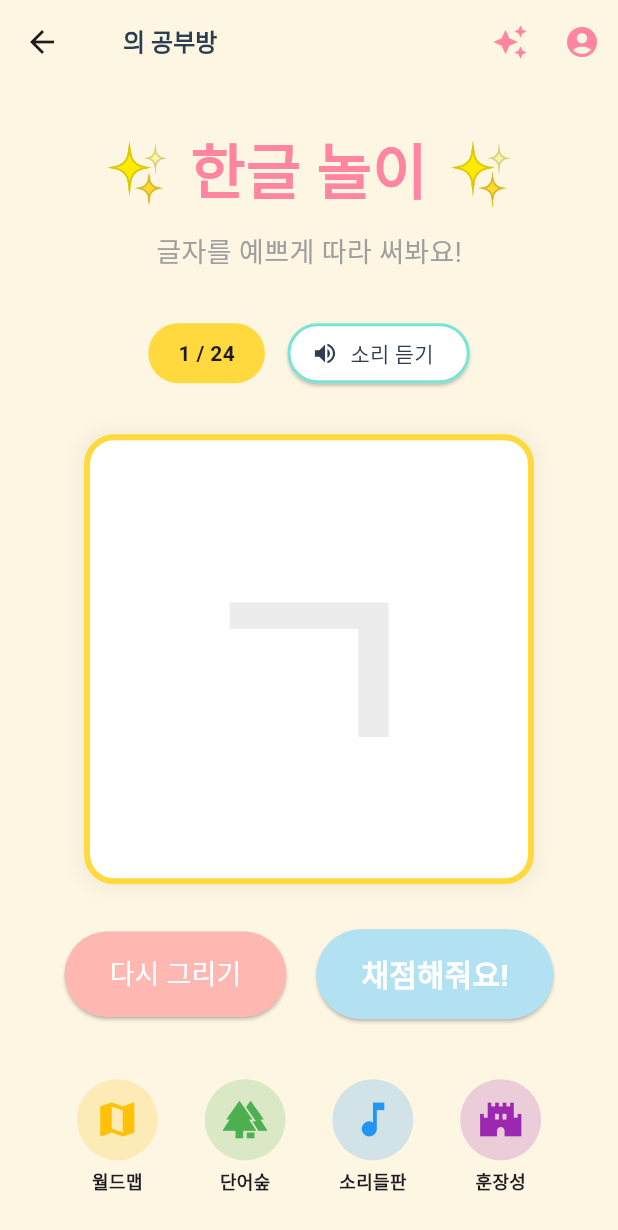
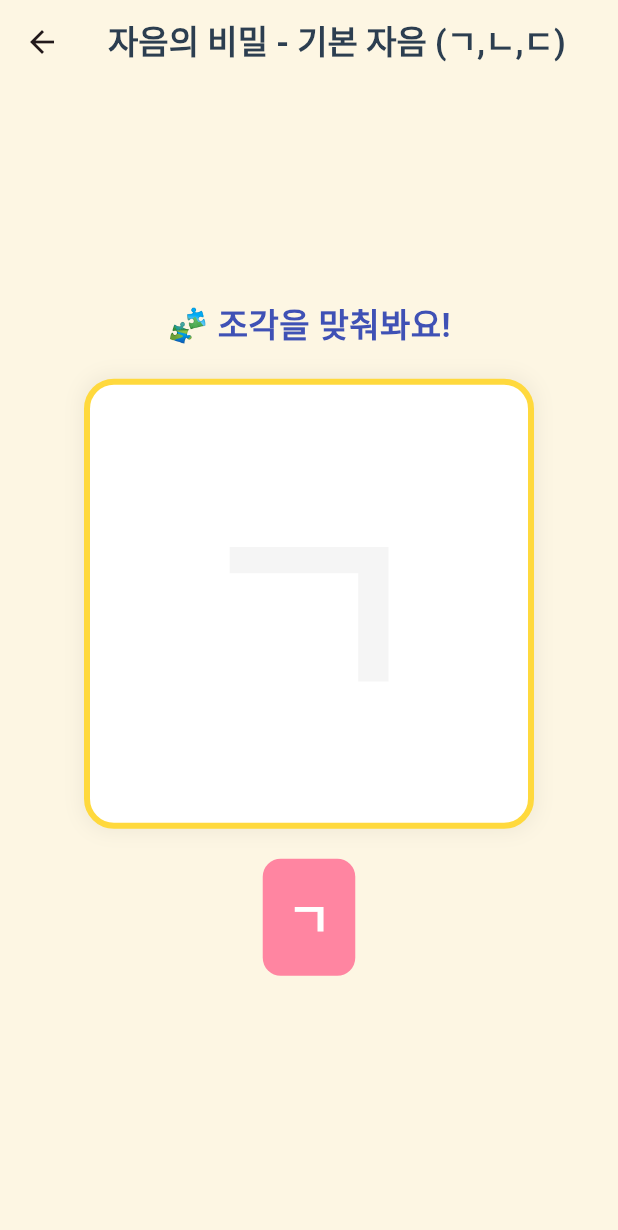
Before and after one commit to gasbugs/hangul-play, a Flutter app: the screen it shows once a user with an empty profile is signed in, after a tap on "마법 캔버스", on a phone screen of 412 x 824 dp. Shown: the top 1230 px of the screen. Run offline on Flutter 3.47's test engine with Material 3 defaults, Android fonts, the phone set to English and light mode, and no system bars; our stand-ins replace cloud_firestore, confetti, firebase_auth, firebase_core, flutter_tts, google_fonts and 1 more; accounts and stored records are empty; network calls fail.

Commit message:
feat: gamify magic canvas with multi-stage levels and puzzle mode

```diff
--- /dev/null
+++ b/lib/models/stage_model.dart
@@ -0,0 +1,66 @@
+enum StageType {
+  drawing,
+  puzzle
+}
+
+class Level {
+  final String id;
+  final String title;
+  final List<String> targetChars;
+  final StageType type;
+  final bool isLocked;
+  final int stars;
+
+  Level({
+    required this.id,
+    required this.title,
+    required this.targetChars,
+    this.type = StageType.drawing,
+    this.isLocked = true,
+    this.stars = 0,
+  });
+
+  Level copyWith({bool? isLocked, int? stars}) {
+    return Level(
+      id: id,
+      title: title,
+      targetChars: targetChars,
+      type: type,
+      isLocked: isLocked ?? this.isLocked,
+      stars: stars ?? this.stars,
+    );
+  }
+}
+
+class Stage {
+  final String id;
+  final String name;
+  final List<Level> levels;
+
+  Stage({
+    required this.id,
+    required this.name,
+    required this.levels,
+  });
+}
+
+final List<Stage> hangulStages = [
+  Stage(
+    id: 'stage_1',
+    name: '자음의 비밀',
+    levels: [
+      Level(id: 'l1_1', title: '기본 자음 (ㄱ,ㄴ,ㄷ)', targetChars: ['ㄱ', 'ㄴ', 'ㄷ'], type: StageType.puzzle, isLocked: false),
+      Level(id: 'l1_2', title: '기본 자음 (ㄹ,ㅁ,ㅂ)', targetChars: ['ㄹ', 'ㅁ', 'ㅂ'], type: StageType.puzzle),
+      Level(id: 'l1_3', title: '자음 완성하기', targetChars: ['ㅅ', 'ㅇ', 'ㅈ', 'ㅊ'], type: StageType.drawing),
+    ],
+  ),
+  Stage(
+    id: 'stage_2',
+    name: '모음의 마법',
+    levels: [
+      Level(id: 'l2_1', title: '기본 모음 (ㅏ,ㅑ,ㅓ)', targetChars: ['ㅏ', 'ㅑ', 'ㅓ'], type: StageType.puzzle),
+      Level(id: 'l2_2', title: '기본 모음 (ㅕ,ㅗ,ㅛ)', targetChars: ['ㅕ', 'ㅗ', 'ㅛ'], type: StageType.puzzle),
+      Level(id: 'l2_3', title: '모음 완성하기', targetChars: ['ㅜ', 'ㅠ', 'ㅡ', 'ㅣ'], type: StageType.drawing),
+    ],
+  ),
+];
--- /dev/null
+++ b/lib/screens/magic_canvas_screen.dart
@@ -0,0 +1,136 @@
+import 'package:flutter/material.dart';
+import 'package:confetti/confetti.dart';
+import '../models/stage_model.dart';
+import '../widgets/handwriting_canvas.dart';
+import '../utils/speech_service.dart';
+import '../widgets/success_overlay.dart';
+
+class MagicCanvasScreen extends StatefulWidget {
+  const MagicCanvasScreen({super.key});
+
+  @override
+  State<MagicCanvasScreen> createState() => _MagicCanvasScreenState();
+}
+
+class _MagicCanvasScreenState extends State<MagicCanvasScreen> {
+  Stage _currentStage = hangulStages[0];
+  int _currentLevelIndex = 0;
+  int _currentCharIndex = 0;
+  bool _showSuccess = false;
+  late ConfettiController _confettiController;
+  final SpeechService _speechService = SpeechService();
+  final GlobalKey<HandwritingCanvasState> _canvasKey = GlobalKey<HandwritingCanvasState>();
+
+  double _lastScorePercentage = 0.0;
+  int _lastStars = 0;
+
+  @override
+  void initState() {
+    super.initState();
+    _confettiController = ConfettiController(duration: const Duration(seconds: 1));
+    _speechService.speak(_currentTargetChar);
+  }
+
+  String get _currentTargetChar =>
+      _currentStage.levels[_currentLevelIndex].targetChars[_currentCharIndex];
+
+  Level get _currentLevel => _currentStage.levels[_currentLevelIndex];
+
+  @override
+  void dispose() {
+    _confettiController.dispose();
+    super.dispose();
+  }
+
+  void _handleScore(int score, double percentage) {
+    _confettiController.play();
+    setState(() {
+      _showSuccess = true;
+      _lastScorePercentage = percentage;
+      _lastStars = score;
+    });
+
+    Future.delayed(const Duration(milliseconds: 2500), () {
+      if (mounted && _showSuccess) {
+        _next();
+      }
+    });
+  }
+
+  void _next() {
+    setState(() {
+      _showSuccess = false;
+      if (_currentCharIndex < _currentLevel.targetChars.length - 1) {
+        _currentCharIndex++;
+      } else if (_currentLevelIndex < _currentStage.levels.length - 1) {
+        _currentLevelIndex++;
+        _currentCharIndex = 0;
+      } else {
+        // Stage completed! Show celebration and go back to map or next stage
+        Navigator.pop(context);
+        return;
+      }
+      _canvasKey.currentState?.clear();
+    });
+    _speechService.speak(_currentTargetChar);
+  }
+
+  @override
+  Widget build(BuildContext context) {
+    return Scaffold(
+      backgroundColor: const Color(0xFFFDF6E3),
+      appBar: AppBar(
+        backgroundColor: Colors.transparent,
+        elevation: 0,
+        title: Text(
+          '${_currentStage.name} - ${_currentLevel.title}',
+          style: const TextStyle(color: Color(0xFF2C3E50), fontWeight: FontWeight.bold),
+        ),
+      ),
+      body: Stack(
+        children: [
+          SafeArea(
+            child: Center(
+              child: Column(
+                mainAxisAlignment: MainAxisAlignment.center,
+                children: [
+                   Text(
+                    _currentLevel.type == StageType.puzzle ? '🧩 조각을 맞춰봐요!' : '✍️ 예쁘게 써봐요!',
+                    style: const TextStyle(fontSize: 22, fontWeight: FontWeight.bold, color: Colors.indigo),
+                  ),
+                  const SizedBox(height: 20),
+                  HandwritingCanvas(
+                    key: _canvasKey,
+                    targetChar: _currentTargetChar,
+                    isPuzzleMode: _currentLevel.type == StageType.puzzle,
+                    onClear: () {},
+                    onComplete: _handleScore,
+                  ),
+                  const SizedBox(height: 30),
+                  if (_currentLevel.type == StageType.drawing)
+                    ElevatedButton(
+                      onPressed: () => _canvasKey.currentState?.submit(),
+                      style: ElevatedButton.styleFrom(
+                        backgroundColor: const Color(0xFFB2E2F2),
+                        padding: const EdgeInsets.symmetric(horizontal: 40, vertical: 15),
+                        shape: RoundedRectangleBorder(borderRadius: BorderRadius.circular(30)),
+                      ),
+                      child: const Text('다 썼어요!', style: TextStyle(color: Colors.white, fontSize: 20, fontWeight: FontWeight.bold)),
+                    ),
+                ],
+              ),
+            ),
+          ),
+          if (_showSuccess)
+            SuccessOverlay(
+              scorePercentage: _lastScorePercentage,
+              stars: _lastStars,
+              streak: 0, // Simplified for now
+              confettiController: _confettiController,
+              onDismiss: _next,
+            ),
+        ],
+      ),
+    );
+  }
+}
--- a/lib/screens/world_map_screen.dart
+++ b/lib/screens/world_map_screen.dart
@@ -1,5 +1,5 @@
 import 'package:flutter/material.dart';
-import 'home_screen.dart';
+import 'magic_canvas_screen.dart';
 import 'word_forest_screen.dart';
 import 'sound_meadow_screen.dart';
 import 'profile_screen.dart';
@@ -45,7 +45,7 @@ class WorldMapScreen extends StatelessWidget {
                 child: Stack(
                   children: [
                     // A simple representation of islands on a map
-                    _buildIsland(context, '마법 캔버스', Icons.edit, Colors.amber, 0.2, 0.2, const HomeScreen()),
+                    _buildIsland(context, '마법 캔버스', Icons.edit, Colors.amber, 0.2, 0.2, const MagicCanvasScreen()),
                     _buildIsland(context, '단어 숲', Icons.forest, Colors.green, 0.6, 0.1, const WordForestScreen()),
                     _buildIsland(context, '소리 들판', Icons.music_note, Colors.orange, 0.4, 0.4, const SoundMeadowScreen()),
                     _buildIsland(context, '훈장 성', Icons.castle, Colors.purple, 0.1, 0.6, const StickerBookScreen()),
--- a/lib/widgets/handwriting_canvas.dart
+++ b/lib/widgets/handwriting_canvas.dart
@@ -4,6 +4,7 @@ import 'dart:typed_data';
 
 class HandwritingCanvas extends StatefulWidget {
   final String targetChar;
+  final bool isPuzzleMode;
   final Function(int score, double percentage) onComplete;
   final VoidCallback onClear;
 
@@ -12,6 +13,7 @@ class HandwritingCanvas extends StatefulWidget {
     required this.targetChar,
     required this.onComplete,
     required this.onClear,
+    this.isPuzzleMode = false,
   });
 
   @override
@@ -20,27 +22,49 @@ class HandwritingCanvas extends StatefulWidget {
 
 class HandwritingCanvasState extends State<HandwritingCanvas> {
   final List<Offset?> _points = [];
+  bool _isSuccess = false;
+  final List<String> _puzzlePieces = [];
+  final List<String> _placedPieces = [];
+
+  @override
+  void initState() {
+    super.initState();
+    if (widget.isPuzzleMode) {
+      _puzzlePieces.addAll(widget.targetChar.split(''));
+      _puzzlePieces.shuffle();
+    }
+  }
 
   void clear() {
     setState(() {
       _points.clear();
+      _placedPieces.clear();
+      if (widget.isPuzzleMode) {
+        _puzzlePieces.clear();
+        _puzzlePieces.addAll(widget.targetChar.split(''));
+        _puzzlePieces.shuffle();
+      }
     });
     widget.onClear();
   }
 
-  // Returns {score, percentage}
   Future<Map<String, dynamic>> _calculateScore() async {
+    if (widget.isPuzzleMode) {
+      if (_placedPieces.length == widget.targetChar.length) {
+        return {'score': 3, 'percentage': 100.0};
+      }
+      return {'score': 0, 'percentage': 0.0};
+    }
+
     if (_points.isEmpty) return {'score': 0, 'percentage': 0.0};
 
     const double size = 300.0;
-    const int gridSize = 30; // 30x30 grid for comparison
+    const int gridSize = 30;
 
-    // 1. Create a bitmask for the target character
     final ui.PictureRecorder recorder = ui.PictureRecorder();
     final Canvas canvas = Canvas(recorder);
-    canvas.scale(gridSize / size); // Scale down to fit gridSize
+    canvas.scale(gridSize / size);
 
-    // Dynamic font size logic (same as build)
     double fontSize = 180.0;
     double letterSpacing = 0.0;
     if (widget.targetChar.length > 1) {
@@ -67,10 +91,9 @@ class HandwritingCanvasState extends State<HandwritingCanvas> {
     final ui.Image targetImg = await recorder.endRecording().toImage(gridSize, gridSize);
     final ByteData? targetData = await targetImg.toByteData(format: ui.ImageByteFormat.rawRgba);
 
-    // 2. Create a bitmask for the user drawing
     final ui.PictureRecorder userRecorder = ui.PictureRecorder();
     final Canvas userCanvas = Canvas(userRecorder);
-    userCanvas.scale(gridSize / size); // Scale down to fit gridSize
+    userCanvas.scale(gridSize / size);
     final userPainter = DrawingPainter(points: _points, strokeWidth: 15.0);
     userPainter.paint(userCanvas, const Size(size, size));
 
@@ -81,10 +104,9 @@ class HandwritingCanvasState extends State<HandwritingCanvas> {
 
     int matchCount = 0;
     int targetTotal = 0;
-    int extraCount = 0; // Penalize points far from the target
+    int extraCount = 0;
 
     for (int i = 0; i < gridSize * gridSize; i++) {
-      // Check alpha channel (3rd byte in RGBA)
       bool isTarget = targetData.getUint8(i * 4 + 3) > 20;
       bool isUser = userData.getUint8(i * 4 + 3) > 20;
 
@@ -99,7 +121,7 @@ class HandwritingCanvasState extends State<HandwritingCanvas> {
     if (targetTotal == 0) return {'score': 1, 'percentage': 0.0};
 
     double coverage = matchCount / targetTotal;
-    double accuracy = matchCount / (matchCount + extraCount * 0.5); // Slight penalty for messy scribbles
+    double accuracy = matchCount / (matchCount + extraCount * 0.5);
 
     double finalPercentage = (coverage * 0.7 + accuracy * 0.3) * 100 * 2.0;
     if (finalPercentage > 100.0) finalPercentage = 100.0;
@@ -118,14 +140,15 @@ class HandwritingCanvasState extends State<HandwritingCanvas> {
 
   @override
   Widget build(BuildContext context) {
-    // Dynamic font size based on text length
     double fontSize = 180.0;
     if (widget.targetChar.length > 1) {
       fontSize = 250.0 / widget.targetChar.length;
       if (fontSize > 120) fontSize = 120;
     }
 
-    return Container(
+    return Column(
+      children: [
+        Container(
           width: 300,
           height: 300,
           decoration: BoxDecoration(
@@ -134,13 +157,82 @@ class HandwritingCanvasState extends State<HandwritingCanvas> {
             border: Border.all(color: const Color(0xFFFFD93D), width: 4),
             boxShadow: [
               BoxShadow(
-            color: Colors.black.withValues(alpha: 0.05),
+                color: Colors.black.withOpacity(0.05),
                 blurRadius: 10,
                 spreadRadius: 2,
               )
             ],
           ),
-      child: GestureDetector(
+          child: widget.isPuzzleMode
+              ? _buildPuzzleTarget(fontSize)
+              : _buildDrawingCanvas(fontSize),
+        ),
+        if (widget.isPuzzleMode && _puzzlePieces.isNotEmpty) ...[
+          const SizedBox(height: 20),
+          Wrap(
+            spacing: 15,
+            runSpacing: 10,
+            children: _puzzlePieces.map((char) => _buildDraggablePiece(char)).toList(),
+          ),
+        ],
+      ],
+    );
+  }
+
+  Widget _buildPuzzleTarget(double fontSize) {
+    return DragTarget<String>(
+      onWillAccept: (data) => data == widget.targetChar[_placedPieces.length],
+      onAccept: (data) {
+        setState(() {
+          _placedPieces.add(data);
+          _puzzlePieces.remove(data);
+        });
+        if (_placedPieces.length == widget.targetChar.length) {
+          submit();
+        }
+      },
+      builder: (context, candidateData, rejectedData) {
+        return Stack(
+          children: [
+            Center(
+              child: Text(
+                widget.targetChar,
+                textAlign: TextAlign.center,
+                style: TextStyle(
+                  fontSize: fontSize,
+                  fontWeight: FontWeight.bold,
+                  color: Colors.grey.withOpacity(0.1),
+                  letterSpacing: widget.targetChar.length > 1 ? 4.0 : 0.0,
+                ),
+              ),
+            ),
+            Center(
+              child: Text(
+                _placedPieces.join(''),
+                textAlign: TextAlign.center,
+                style: TextStyle(
+                  fontSize: fontSize,
+                  fontWeight: FontWeight.bold,
+                  color: const Color(0xFF2C3E50),
+                  letterSpacing: widget.targetChar.length > 1 ? 4.0 : 0.0,
+                ),
+              ),
+            ),
+            if (candidateData.isNotEmpty)
+              Container(
+                decoration: BoxDecoration(
+                  color: Colors.yellow.withOpacity(0.1),
+                  borderRadius: BorderRadius.circular(16),
+                ),
+              ),
+          ],
+        );
+      },
+    );
+  }
+
+  Widget _buildDrawingCanvas(double fontSize) {
+    return GestureDetector(
       onPanUpdate: (details) {
         setState(() {
           RenderBox renderBox = context.findRenderObject() as RenderBox;
@@ -152,7 +244,6 @@ class HandwritingCanvasState extends State<HandwritingCanvas> {
       },
       child: Stack(
         children: [
-            // Guide Character
           Center(
             child: Text(
               widget.targetChar,
@@ -160,18 +251,56 @@ class HandwritingCanvasState extends State<HandwritingCanvas> {
               style: TextStyle(
                 fontSize: fontSize,
                 fontWeight: FontWeight.bold,
-                  color: Colors.grey.withValues(alpha: 0.2),
+                color: Colors.grey.withOpacity(0.2),
                 letterSpacing: widget.targetChar.length > 1 ? 4.0 : 0.0,
               ),
             ),
           ),
-            // User Drawing
           CustomPaint(
             size: Size.infinite,
             painter: DrawingPainter(points: _points),
           ),
         ],
       ),
+    );
+  }
+
+  Widget _buildDraggablePiece(String char) {
+    return Draggable<String>(
+      data: char,
+      feedback: Material(
+        color: Colors.transparent,
+        child: Container(
+          padding: const EdgeInsets.all(16),
+          decoration: BoxDecoration(
+            color: const Color(0xFFFF85A1),
+            borderRadius: BorderRadius.circular(12),
+            boxShadow: const [BoxShadow(color: Colors.black26, blurRadius: 10)],
+          ),
+          child: Text(
+            char,
+            style: const TextStyle(fontSize: 40, fontWeight: FontWeight.bold, color: Colors.white),
+          ),
+        ),
+      ),
+      childWhenDragging: Opacity(
+        opacity: 0.3,
+        child: _pieceContainer(char),
+      ),
+      child: _pieceContainer(char),
+    );
+  }
+
+  Widget _pieceContainer(String char) {
+    return Container(
+      padding: const EdgeInsets.all(16),
+      decoration: BoxDecoration(
+        color: const Color(0xFFFF85A1),
+        borderRadius: BorderRadius.circular(12),
+      ),
+      child: Text(
+        char,
+        style: const TextStyle(fontSize: 32, fontWeight: FontWeight.bold, color: Colors.white),
       ),
     );
   }
```
Also changed, not shown: k8s/middleware-slash.yaml (deleted, +0 -10 lines), k8s/middleware.yaml (deleted, +0 -9 lines), 1 other file. Lines whose indentation alone changed are shown as unchanged.
